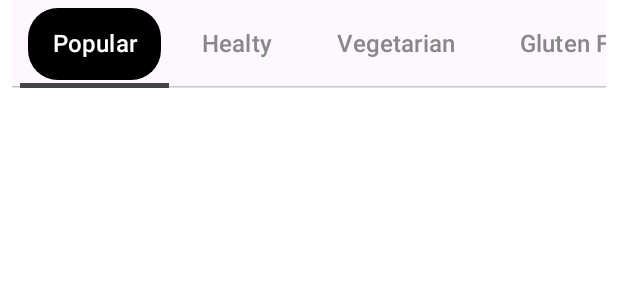
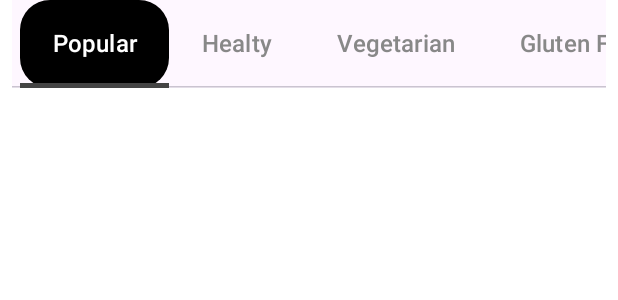
Before and after one commit to sumeyrapolat/FoodRecipeApplication, an Android app built with Jetpack Compose: the @Preview function CategoryTabsPreview, on a phone screen of 412 x 824 dp. Shown: the top 300 px of the screen. Run offline under Robolectric (Android 15) with nearby library versions, the phone set to English and light mode, and no system bars; network calls fail.

Commit message:
Some improvements have been made

```diff
--- a/app/src/main/java/com/example/foodrecipeapplicaiton/MainActivity.kt
+++ b/app/src/main/java/com/example/foodrecipeapplicaiton/MainActivity.kt
@@ -13,7 +13,6 @@ import androidx.compose.material.icons.filled.Favorite
 import androidx.compose.material.icons.filled.Home
 import androidx.compose.material.icons.filled.Notifications
 import androidx.compose.material.icons.filled.Person
-import androidx.compose.material.icons.filled.QuestionAnswer
 import androidx.compose.material3.*
 import androidx.compose.runtime.*
 import androidx.compose.ui.Alignment
@@ -158,7 +157,7 @@ fun BottomBar(navController: NavController) {
             val items = listOf(
                 BottomNavItem("home", Icons.Filled.Home, "Home", Routes.MAIN),
                 BottomNavItem("favorites", Icons.Filled.Favorite, "Favorites", Routes.MAIN), // Değiştirilecek route
-                BottomNavItem("chat", Icons.Filled.QuestionAnswer, "AI Chat", Routes.MAIN), // Değiştirilecek route
+                BottomNavItem("notifications", Icons.Filled.Notifications, "Notifications", Routes.MAIN), // Değiştirilecek route
                 BottomNavItem("profile", Icons.Filled.Person, "Profile", Routes.MAIN) // Değiştirilecek route
             )
             items.forEach { item ->
--- a/app/src/main/java/com/example/foodrecipeapplicaiton/view/components/CategoryTabs.kt
+++ b/app/src/main/java/com/example/foodrecipeapplicaiton/view/components/CategoryTabs.kt
@@ -38,7 +38,7 @@ fun CategoryTabs() {
         indicator = { tabPositions ->
             TabRowDefaults.Indicator(
                 Modifier.tabIndicatorOffset(tabPositions[selectedCategory]),
-                color = Color.DarkGray // Change the color here
+                color = Color.DarkGray
             )
         }
     ) {
@@ -58,9 +58,9 @@ fun CategoryTabs() {
                 selected = selectedCategory == index,
                 onClick = { selectedCategory = index },
                 modifier = Modifier
-                    .padding(vertical = 5.dp, horizontal = 5.dp)
                     .clip(RoundedCornerShape(20.dp))
                     .background(if (selectedCategory == index) Color.Black else Color.Transparent)
+                    .padding(vertical = 5.dp, horizontal = 5.dp)
 
             )
         }
--- a/app/src/main/java/com/example/foodrecipeapplicaiton/view/routes/Routes.kt
+++ b/app/src/main/java/com/example/foodrecipeapplicaiton/view/routes/Routes.kt
@@ -1,7 +1,10 @@
 package com.example.foodrecipeapplicaiton.view.routes
+
 
 object Routes {
     const val SIGN_UP = "signUp"
     const val LOGIN = "login"
-    const val MAIN = "main"
+    const val MAIN = "main/{category}"
+
+    fun mainRoute(category: String): String = "main/$category"
 }
```
